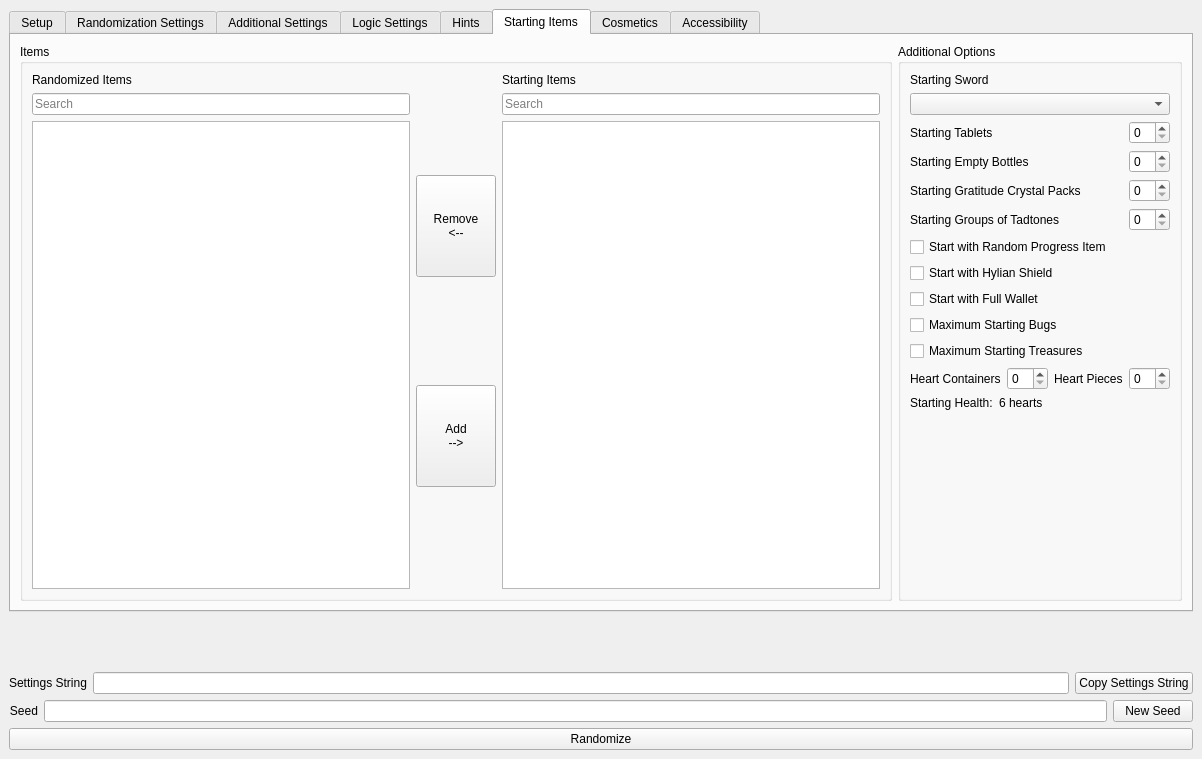
Before: the Qt Designer form gui/randogui.ui in ssrando/ssrando, drawn with Qt 5.
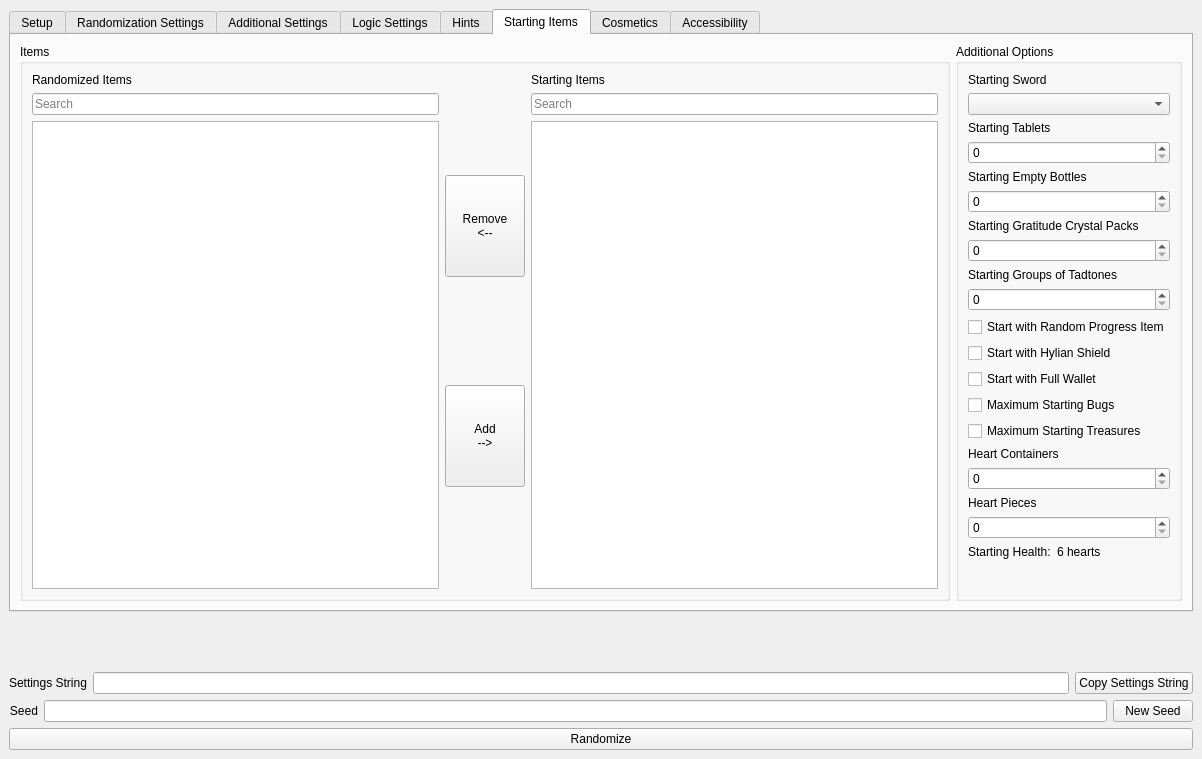
After: the same form once the commit is applied. The open tabs and pages were chosen to show the change.

Commit message: Move all the spinboxes below their labels (#611)

Patch:
```diff
--- a/gui/randogui.ui
+++ b/gui/randogui.ui
@@ -2073,8 +2073,6 @@
             <widget class="QComboBox" name="option_starting_sword"/>
            </item>
            <item>
-            <layout class="QHBoxLayout" name="hlay_starting_tablets">
-             <item>
               <widget class="QLabel" name="label_for_option_starting_tablet_count">
                <property name="text">
                 <string>Starting Tablets</string>
@@ -2084,7 +2082,7 @@
              <item>
               <widget class="QSpinBox" name="option_starting_tablet_count">
                <property name="sizePolicy">
-                <sizepolicy hsizetype="Maximum" vsizetype="Fixed">
+              <sizepolicy hsizetype="MinimumExpanding" vsizetype="Fixed">
                  <horstretch>0</horstretch>
                  <verstretch>0</verstretch>
                 </sizepolicy>
@@ -2097,10 +2095,6 @@
                </property>
               </widget>
              </item>
-            </layout>
-           </item>
-           <item>
-            <layout class="QHBoxLayout" name="hlay_starting_bottles">
              <item>
               <widget class="QLabel" name="label_for_option_starting_bottles">
                <property name="text">
@@ -2111,17 +2105,13 @@
              <item>
               <widget class="QSpinBox" name="option_starting_bottles">
                <property name="sizePolicy">
-                <sizepolicy hsizetype="Maximum" vsizetype="Fixed">
+              <sizepolicy hsizetype="MinimumExpanding" vsizetype="Fixed">
                  <horstretch>0</horstretch>
                  <verstretch>0</verstretch>
                 </sizepolicy>
                </property>
               </widget>
              </item>
-            </layout>
-           </item>
-           <item>
-            <layout class="QHBoxLayout" name="hlay_starting_crystal_packs">
              <item>
               <widget class="QLabel" name="label_for_option_starting_crystal_packs">
                <property name="text">
@@ -2132,20 +2122,13 @@
              <item>
               <widget class="QSpinBox" name="option_starting_crystal_packs">
                <property name="sizePolicy">
-                <sizepolicy hsizetype="Maximum" vsizetype="Fixed">
+              <sizepolicy hsizetype="MinimumExpanding" vsizetype="Fixed">
                  <horstretch>0</horstretch>
                  <verstretch>0</verstretch>
                 </sizepolicy>
                </property>
               </widget>
              </item>
-            </layout>
-           </item>
-           <item>
-            <layout class="QHBoxLayout" name="hlay_starting_tadtones">
-             <property name="topMargin">
-              <number>0</number>
-             </property>
              <item>
               <widget class="QLabel" name="label_for_option_starting_tadtones">
                <property name="text">
@@ -2156,14 +2139,12 @@
              <item>
               <widget class="QSpinBox" name="option_starting_tadtones">
                <property name="sizePolicy">
-                <sizepolicy hsizetype="Maximum" vsizetype="Fixed">
+              <sizepolicy hsizetype="MinimumExpanding" vsizetype="Fixed">
                  <horstretch>0</horstretch>
                  <verstretch>0</verstretch>
                 </sizepolicy>
                </property>
               </widget>
-             </item>
-            </layout>
            </item>
            <item>
             <widget class="QCheckBox" name="option_random_starting_item">
@@ -2207,8 +2188,6 @@
             </widget>
            </item>
            <item>
-            <layout class="QHBoxLayout" name="hlay_heart_options">
-             <item>
               <widget class="QLabel" name="label_for_option_starting_heart_containers">
                <property name="sizePolicy">
                 <sizepolicy hsizetype="Minimum" vsizetype="Preferred">
@@ -2224,14 +2203,14 @@
              <item>
               <widget class="QSpinBox" name="option_starting_heart_containers">
                <property name="sizePolicy">
-                <sizepolicy hsizetype="Minimum" vsizetype="Fixed">
+              <sizepolicy hsizetype="MinimumExpanding" vsizetype="Fixed">
                  <horstretch>0</horstretch>
                  <verstretch>0</verstretch>
                 </sizepolicy>
                </property>
                <property name="maximumSize">
                 <size>
-                 <width>41</width>
+               <width>16777215</width>
                  <height>16777215</height>
                 </size>
                </property>
@@ -2253,20 +2232,18 @@
              <item>
               <widget class="QSpinBox" name="option_starting_heart_pieces">
                <property name="sizePolicy">
-                <sizepolicy hsizetype="Minimum" vsizetype="Fixed">
+              <sizepolicy hsizetype="MinimumExpanding" vsizetype="Fixed">
                  <horstretch>0</horstretch>
                  <verstretch>0</verstretch>
                 </sizepolicy>
                </property>
                <property name="maximumSize">
                 <size>
-                 <width>41</width>
+               <width>16777215</width>
                  <height>16777215</height>
                 </size>
                </property>
               </widget>
-             </item>
-            </layout>
            </item>
            <item>
             <layout class="QHBoxLayout" name="hlay_heart_display">
```
Left out of the diff: 61 changed lines with no effect on the pictures. Lines whose indentation alone changed are shown as unchanged. The commit also changes 3 other files.
